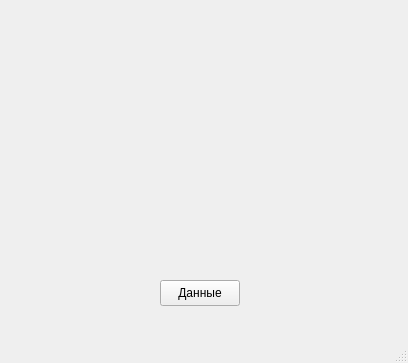
SurinMaks/otusCppBasic, file project_work/mainwindow.ui: the form before one commit.
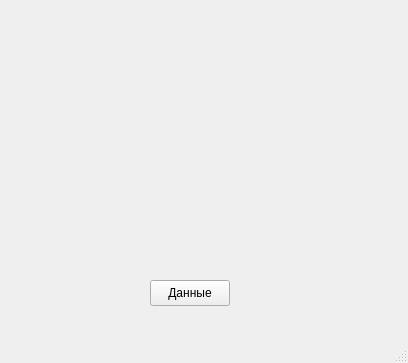
The form after the commit.

Patch:
```diff
--- a/project_work/mainwindow.ui
+++ b/project_work/mainwindow.ui
@@ -17,7 +17,7 @@
    <widget class="QPushButton" name="pushButton">
     <property name="geometry">
      <rect>
-      <x>160</x>
+      <x>150</x>
       <y>280</y>
       <width>80</width>
       <height>26</height>
```
